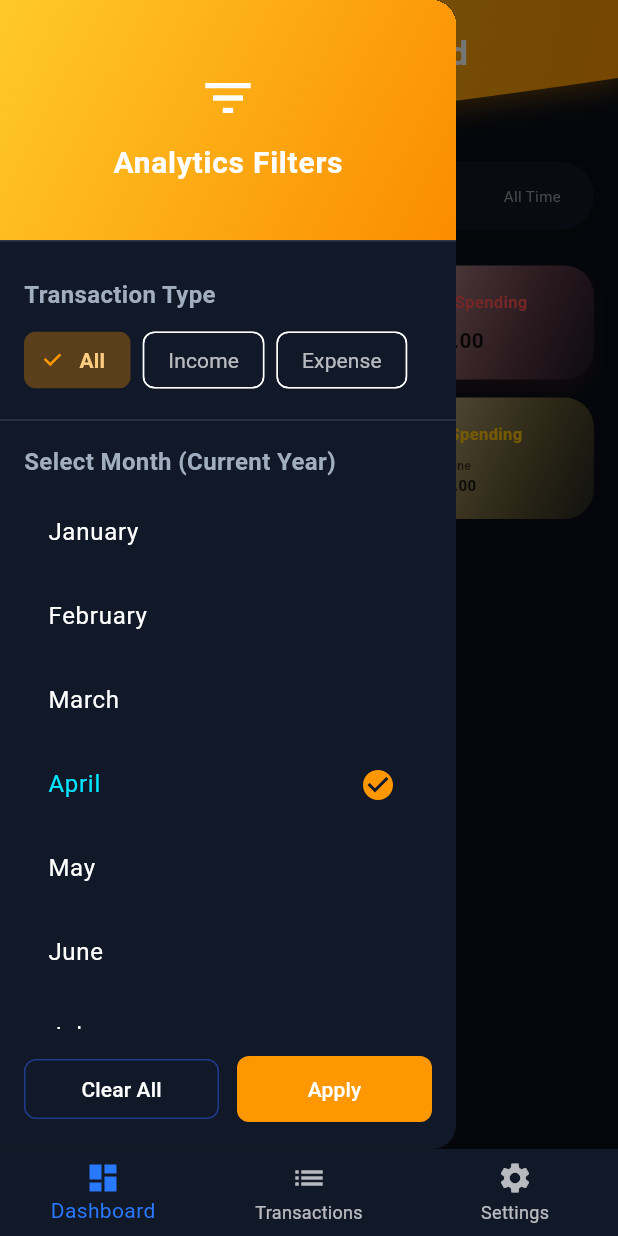
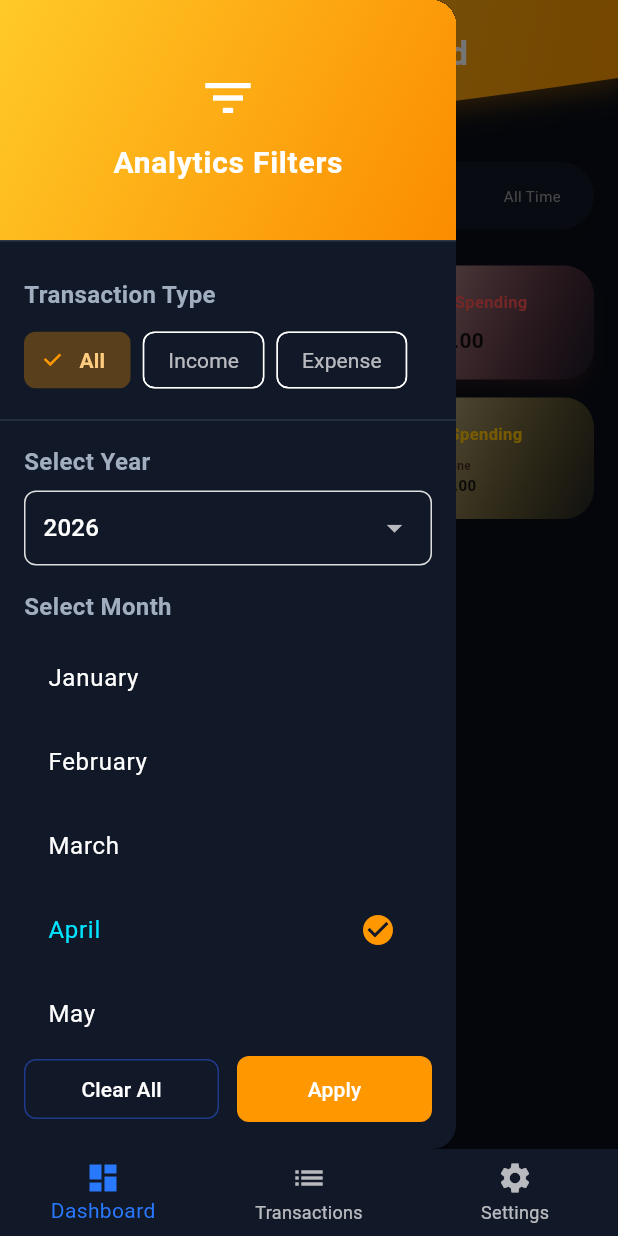
Before and after one commit to GHDBASHEN/Intelligent-Personal-Finance-Budgeting-System, a Flutter app: the DashboardAnalyticsScreen screen opened by its route, with the side drawer open, on a phone screen of 412 x 824 dp. Run offline on Flutter 3.47's test engine with Material 3 defaults, Android fonts, the light colour scheme and no system bars; our stand-ins replace csv, firebase_auth, firebase_core, fl_chart, flutter_dotenv, flutter_riverpod and 5 more; missing offline and left inert: email_otp, mobile_scanner; accounts and stored records are empty; network calls fail.

Commit message:
update filter with year

```diff
--- a/lib/presentation/screens/dashboard/dashboard_analytics_screen.dart
+++ b/lib/presentation/screens/dashboard/dashboard_analytics_screen.dart
@@ -21,6 +21,7 @@ class _DashboardAnalyticsScreenState
     extends ConsumerState<DashboardAnalyticsScreen> {
   String selectedPeriod = 'Month';
   bool _initialized = false;
+  int filteringYear = DateTime.now().year;
 
   @override
   void didChangeDependencies() {
@@ -795,7 +796,44 @@ class _DashboardAnalyticsScreenState
           const Padding(
             padding: EdgeInsets.fromLTRB(16, 0, 16, 8),
             child: Text(
-              "Select Month (Current Year)",
+              "Select Year",
+              style: TextStyle(fontWeight: FontWeight.bold, fontSize: 16),
+            ),
+          ),
+          Padding(
+            padding: const EdgeInsets.symmetric(horizontal: 16.0),
+            child: Container(
+              padding: const EdgeInsets.symmetric(horizontal: 12),
+              decoration: BoxDecoration(
+                borderRadius: BorderRadius.circular(8),
+                border: Border.all(color: Colors.grey.shade300),
+              ),
+              child: DropdownButtonHideUnderline(
+                child: DropdownButton<int>(
+                  value: filteringYear,
+                  isExpanded: true,
+                  items: List.generate(10, (index) => DateTime.now().year - 5 + index)
+                      .map((year) => DropdownMenuItem(
+                            value: year,
+                            child: Text(year.toString()),
+                          ))
+                      .toList(),
+                  onChanged: (val) {
+                    if (val != null) {
+                      setState(() {
+                        filteringYear = val;
+                      });
+                    }
+                  },
+                ),
+              ),
+            ),
+          ),
+          const SizedBox(height: 16),
+          const Padding(
+            padding: EdgeInsets.fromLTRB(16, 0, 16, 8),
+            child: Text(
+              "Select Month",
               style: TextStyle(fontWeight: FontWeight.bold, fontSize: 16),
             ),
           ),
@@ -805,18 +843,17 @@ class _DashboardAnalyticsScreenState
               itemCount: 12,
               itemBuilder: (context, index) {
                 final month = index + 1;
-                final now = DateTime.now();
-                final monthDate = DateTime(now.year, month);
+                final monthDate = DateTime(filteringYear, month);
                 final isSelected = filter.startDate?.month == month &&
-                                  filter.startDate?.year == now.year;
+                                  filter.startDate?.year == filteringYear;
 
                 return ListTile(
                   title: Text(DateFormat('MMMM').format(monthDate)),
                   trailing: isSelected ? const Icon(Icons.check_circle, color: Colors.orange) : null,
                   selected: isSelected,
                   onTap: () {
-                    final start = DateTime(now.year, month, 1);
-                    final end = DateTime(now.year, month + 1, 0, 23, 59, 59);
+                    final start = DateTime(filteringYear, month, 1);
+                    final end = DateTime(filteringYear, month + 1, 0, 23, 59, 59);
                     filterNotifier.setDateRange(start, end);
                   },
                 );
```
